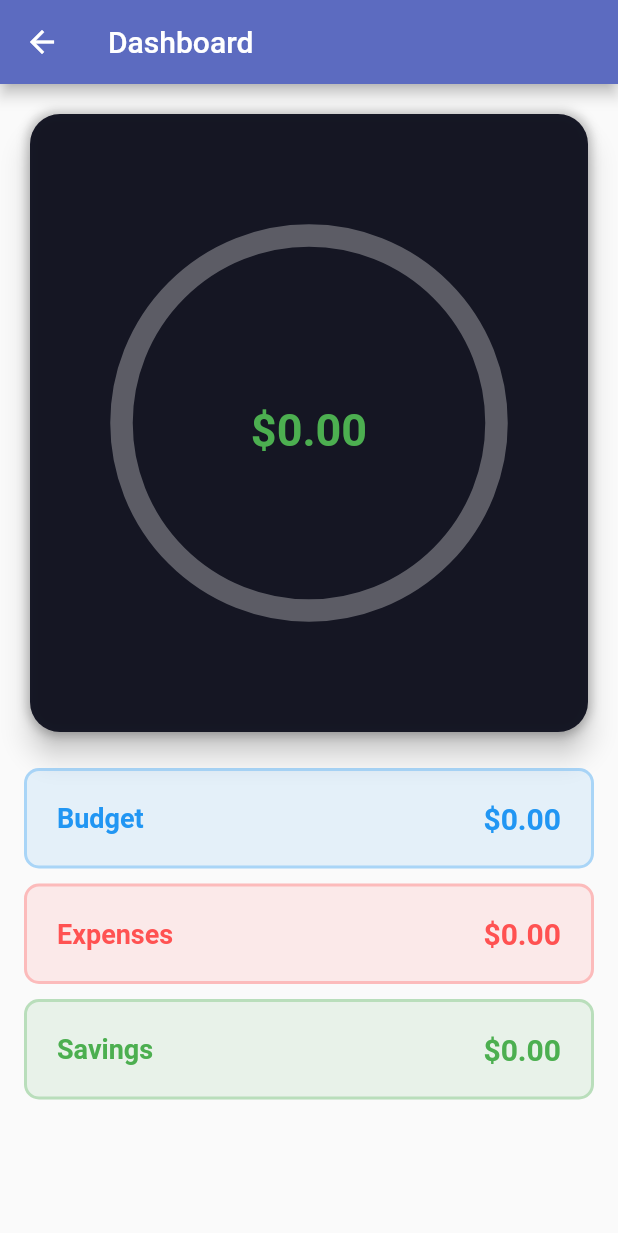
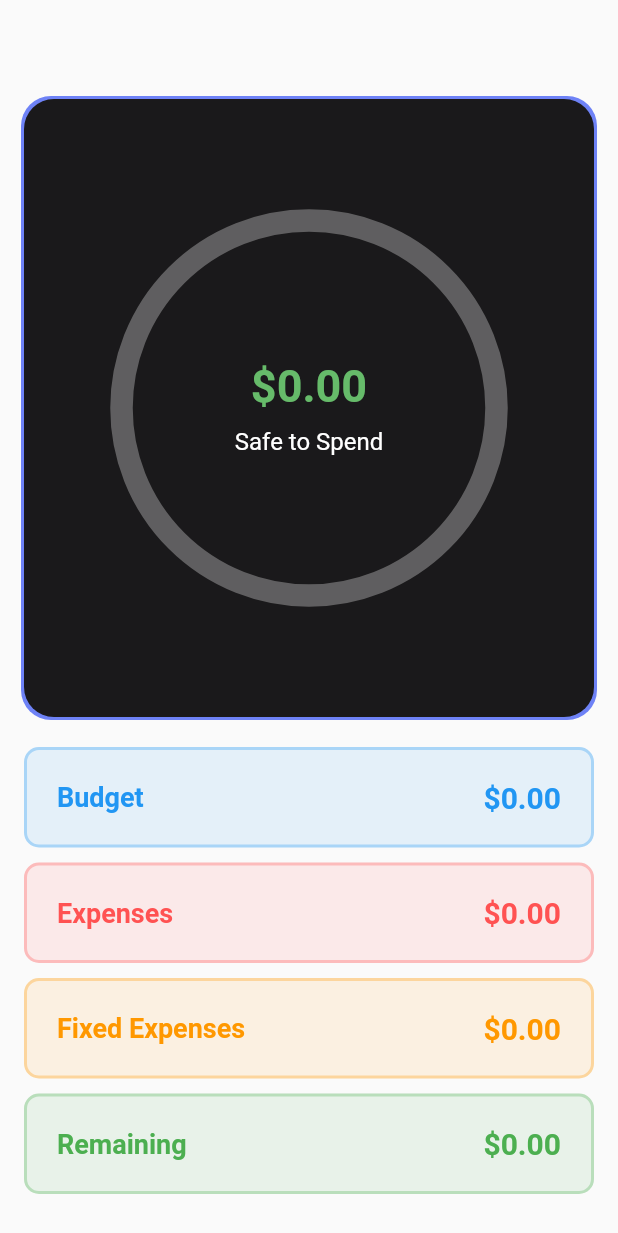
Before and after one commit to devarsh7/Expenzo, a Flutter app: the BudgetDashboard screen opened directly, on a phone screen of 412 x 824 dp. Shown: the top 1233 px of the screen. Run offline on Flutter 3.47's test engine with Material 2 defaults, Android fonts, the phone set to English and light mode, and no system bars; our stand-ins replace cloud_firestore, curved_navigation_bar, firebase_auth, firebase_core, fl_chart, shared_preferences; accounts and stored records are empty.

Commit message:
Modified UI and added new features

```diff
--- a/lib/dashboard.dart
+++ b/lib/dashboard.dart
@@ -1,5 +1,4 @@
-import 'package:expenzo/home_screen.dart';
-import 'package:expenzo/settings_screen.dart';
+import 'package:expenzo/FixedExpensesPages/gridviewdashboard.dart';
 import 'package:flutter/material.dart';
 import 'package:expenzo/budget&bills/budget_service.dart';
 import 'package:cloud_firestore/cloud_firestore.dart';
@@ -20,6 +19,7 @@ class _BudgetDashboardState extends State<BudgetDashboard>
   String? userId;
   double budget = 0.0;
   double totalExpenses = 0.0;
+  double fixedExpenses = 0.0;
   late AnimationController _animationController;
 
   @override
@@ -28,7 +28,7 @@ class _BudgetDashboardState extends State<BudgetDashboard>
     _animationController = AnimationController(
       vsync: this,
       duration: Duration(seconds: 2),
-    )..repeat(reverse: true); // Initialize the AnimationController here
+    )..repeat(reverse: true);
     _getUserId();
   }
 
@@ -40,6 +40,7 @@ class _BudgetDashboardState extends State<BudgetDashboard>
       });
       if (userId != null) {
         _fetchBudgetAndExpenses();
+        _fetchFixedExpenses();
       }
     } catch (e) {
       print('Error fetching user ID: $e');
@@ -86,9 +87,69 @@ class _BudgetDashboardState extends State<BudgetDashboard>
     }
   }
 
+  void _fetchFixedExpenses() async {
+    try {
+      print('Starting _fetchFixedExpenses');
+      DateTime now = DateTime.now();
+      DateTime firstDayOfMonth = DateTime(now.year, now.month, 1);
+      DateTime lastDayOfMonth = DateTime(now.year, now.month + 1, 1);
+      print(
+          'Date range: ${firstDayOfMonth.toString()} to ${lastDayOfMonth.toString()}');
+
+      List<String> collections = [
+        'Housing',
+        'Bills',
+        'Loan',
+        'Subscriptions',
+        'HealthandFitness',
+        'Education',
+        'Kids'
+      ];
+      double total = 0.0;
+
+      for (String collection in collections) {
+        double amount = await _budgetService.getAmountForCollection(
+            userId!, collection, firstDayOfMonth, lastDayOfMonth);
+        total += amount;
+        print('Added $amount from $collection. New total: $total');
+
+        // Debug: Print the documents in each collection
+        await _printCollectionDocuments(
+            collection, firstDayOfMonth, lastDayOfMonth);
+      }
+
+      print('Final total fixed expenses: $total');
+      setState(() {
+        fixedExpenses = total;
+      });
+      print('State updated. fixedExpenses: $fixedExpenses');
+    } catch (e) {
+      print('Error fetching fixed expenses: $e');
+    }
+  }
+
+  Future<void> _printCollectionDocuments(
+      String collection, DateTime start, DateTime end) async {
+    try {
+      QuerySnapshot querySnapshot = await FirebaseFirestore.instance
+          .collection('UserBudget')
+          .doc(userId)
+          .collection(collection)
+          .where('Date', isGreaterThanOrEqualTo: start)
+          .where('Date', isLessThan: end)
+          .get();
+
+      print('Documents in $collection:');
+      querySnapshot.docs.forEach((doc) {
+        print('Document ID: ${doc.id}, Data: ${doc.data()}');
+      });
+    } catch (e) {
+      print('Error printing documents for $collection: $e');
+    }
+  }
+
   @override
   void dispose() {
-    // Ensure the animation controller is disposed of only if it's initialized
     if (_animationController.isAnimating) {
       _animationController.dispose();
     }
@@ -97,34 +158,26 @@ class _BudgetDashboardState extends State<BudgetDashboard>
 
   @override
   Widget build(BuildContext context) {
-    double remainingBudget = budget - totalExpenses;
-    double progress = budget > 0 ? totalExpenses / budget : 0.0;
+    double remainingBudget = budget - totalExpenses - fixedExpenses;
+    double progress =
+        budget > 0 ? (totalExpenses + fixedExpenses) / budget : 0.0;
 
     return Scaffold(
-      appBar: AppBar(
-        title: Text('Dashboard'),
-        backgroundColor: Color(0xFF5C6BC0),
-      ),
       body: SingleChildScrollView(
         child: Padding(
           padding: const EdgeInsets.all(16.0),
           child: Column(
             children: [
-              // Main Card with CircularProgressIndicator
-              Card(
-                color: Color.fromARGB(255, 26, 28, 44),
-                elevation: 8,
-                shape: RoundedRectangleBorder(
-                    borderRadius: BorderRadius.circular(20)),
-                child: AnimatedContainer(
+              SizedBox(height: 50), // Add some top padding
+              AnimatedContainer(
                 duration: Duration(milliseconds: 300),
                 height: MediaQuery.of(context).size.height * 0.5,
                 decoration: BoxDecoration(
                   borderRadius: BorderRadius.circular(20),
+                  color: Color.fromARGB(255, 26, 25, 27),
                   boxShadow: [
                     BoxShadow(
-                        color: Colors.black.withOpacity(0.2),
-                        blurRadius: 5,
+                      color: Color.fromARGB(255, 110, 130, 246),
                       spreadRadius: 2,
                     )
                   ],
@@ -155,13 +208,22 @@ class _BudgetDashboardState extends State<BudgetDashboard>
                       child: Column(
                         mainAxisAlignment: MainAxisAlignment.center,
                         children: [
-                            SizedBox(height: 10),
                           Text(
                             '\$${remainingBudget.toStringAsFixed(2)}',
                             style: TextStyle(
-                                color: progress > 1 ? Colors.red : Colors.green,
+                              color: progress > 1
+                                  ? Color(0xFFEF5350)
+                                  : Color(0xFF66BB6A),
                               fontSize: 30,
                               fontWeight: FontWeight.bold,
+                            ),
+                          ),
+                          SizedBox(height: 10),
+                          Text(
+                            'Safe to Spend',
+                            style: TextStyle(
+                              color: Colors.white,
+                              fontSize: 16,
                             ),
                           ),
                         ],
@@ -170,19 +232,44 @@ class _BudgetDashboardState extends State<BudgetDashboard>
                   ],
                 ),
               ),
-              ),
-
               SizedBox(height: 20),
-
-              // Budget, Expenses, and Savings in Containers
               _buildStatTile(
-                  'Budget', '\$${budget.toStringAsFixed(2)}', Colors.blue),
+                  'Budget', '\$${budget.toStringAsFixed(2)}', Colors.blue, () {
+                Navigator.push(
+                    context,
+                    MaterialPageRoute(
+                      builder: ((context) => FixedExpensesGridPage()),
+                    ));
+              }),
               SizedBox(height: 10),
-              _buildStatTile('Expenses',
-                  '\$${totalExpenses.toStringAsFixed(2)}', Colors.redAccent),
+              _buildStatTile(
+                  'Expenses',
+                  '\$${totalExpenses.toStringAsFixed(2)}',
+                  Colors.redAccent, () {
+                Navigator.push(
+                    context,
+                    MaterialPageRoute(
+                      builder: ((context) => FixedExpensesGridPage()),
+                    ));
+              }),
               SizedBox(height: 10),
-              _buildStatTile('Savings',
-                  '\$${remainingBudget.toStringAsFixed(2)}', Colors.green),
+              _buildStatTile('Fixed Expenses',
+                  '\$${fixedExpenses.toStringAsFixed(2)}', Colors.orange, () {
+                Navigator.push(
+                    context,
+                    MaterialPageRoute(
+                      builder: ((context) => FixedExpensesGridPage()),
+                    ));
+              }),
+              SizedBox(height: 10),
+              _buildStatTile('Remaining',
+                  '\$${remainingBudget.toStringAsFixed(2)}', Colors.green, () {
+                Navigator.push(
+                    context,
+                    MaterialPageRoute(
+                      builder: ((context) => FixedExpensesGridPage()),
+                    ));
+              }),
             ],
           ),
         ),
@@ -190,8 +277,11 @@ class _BudgetDashboardState extends State<BudgetDashboard>
     );
   }
 
-  Widget _buildStatTile(String title, String value, Color color) {
-    return Container(
+  Widget _buildStatTile(
+      String title, String value, Color color, VoidCallback onTap) {
+    return GestureDetector(
+      onTap: onTap,
+      child: Container(
         padding: EdgeInsets.all(20),
         decoration: BoxDecoration(
           color: color.withOpacity(0.1),
@@ -219,6 +309,7 @@ class _BudgetDashboardState extends State<BudgetDashboard>
             ),
           ],
         ),
+      ),
     );
   }
 }
```
Lines whose indentation alone changed are shown as unchanged.
